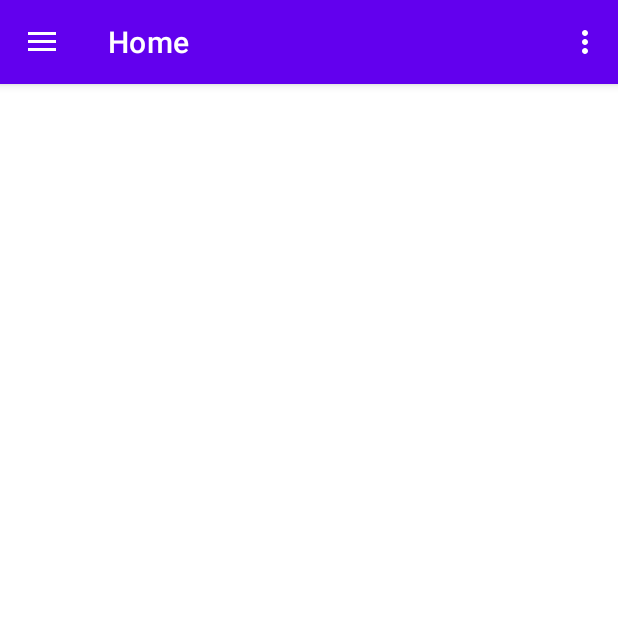
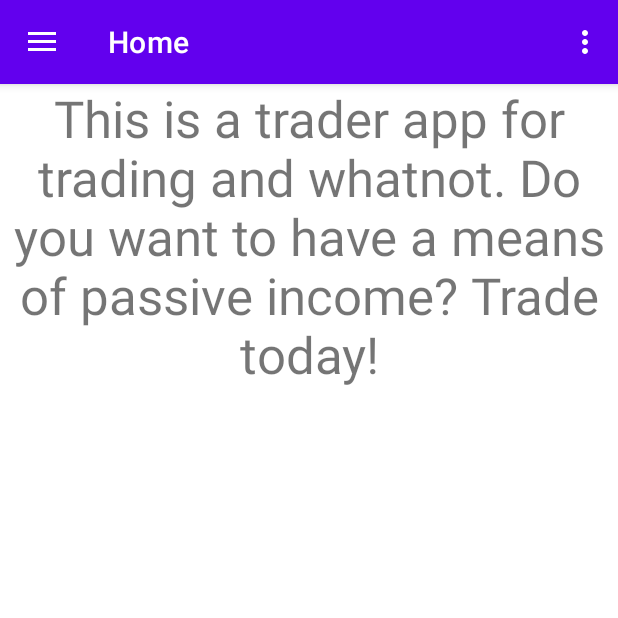
Before and after one commit to CianHerlo/group-project-y3, an Android app: the screen it shows after launch (MainActivity), on a phone screen of 412 x 824 dp, the top half of it. Run offline under Robolectric (Android 15) with nearby library versions, the phone set to English and light mode, and no system bars; our stand-ins replace navigation-ui.

Commit message:
Created layout branch for anything about layout

```diff
--- a/app/src/main/java/com/example/group_project/ui/home/HomeFragment.java
+++ b/app/src/main/java/com/example/group_project/ui/home/HomeFragment.java
@@ -24,8 +24,7 @@ public class HomeFragment extends Fragment {
         binding = FragmentHomeBinding.inflate(inflater, container, false);
         View root = binding.getRoot();
 
-        final TextView textView = binding.textView3;
-        homeViewModel.getText().observe(getViewLifecycleOwner(), textView::setText);
+
         return root;
     }
 
--- a/app/src/main/res/layout/fragment_home.xml
+++ b/app/src/main/res/layout/fragment_home.xml
@@ -1,7 +1,27 @@
 <?xml version="1.0" encoding="utf-8"?>
-<androidx.constraintlayout.widget.ConstraintLayout xmlns:android="http://schemas.android.com/apk/res/android"
+<LinearLayout xmlns:android="http://schemas.android.com/apk/res/android"
     xmlns:app="http://schemas.android.com/apk/res-auto"
     xmlns:tools="http://schemas.android.com/tools"
     android:layout_width="match_parent"
     android:layout_height="match_parent"
-    tools:context=".ui.home.HomeFragment"/>
+    tools:context=".ui.home.HomeFragment" >
+
+    <ScrollView
+        android:layout_width="match_parent"
+        android:layout_height="match_parent">
+
+        <LinearLayout
+            android:layout_width="match_parent"
+            android:layout_height="wrap_content"
+            android:orientation="vertical" >
+
+            <TextView
+                android:id="@+id/textView1"
+                android:layout_width="match_parent"
+                android:layout_height="220dp"
+                android:text="This is a trader app for trading and whatnot. Do you want to have a means of passive income? Trade today!"
+                android:textAlignment="center"
+                android:textSize="34sp" />
+        </LinearLayout>
+    </ScrollView>
+</LinearLayout>
```
